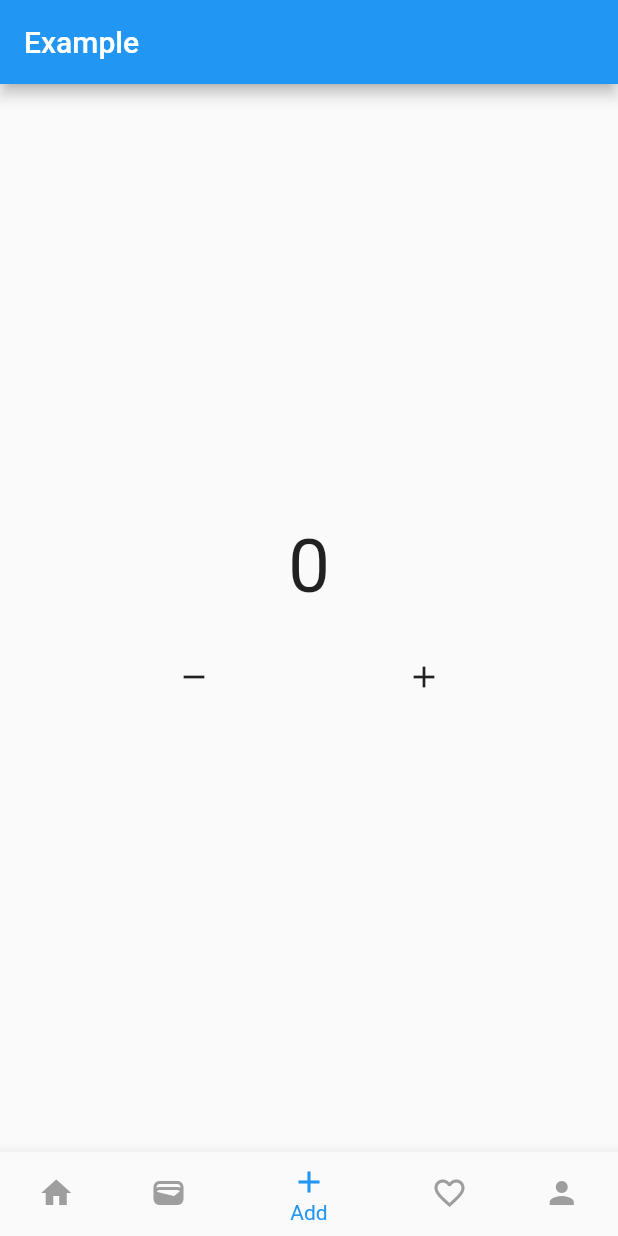
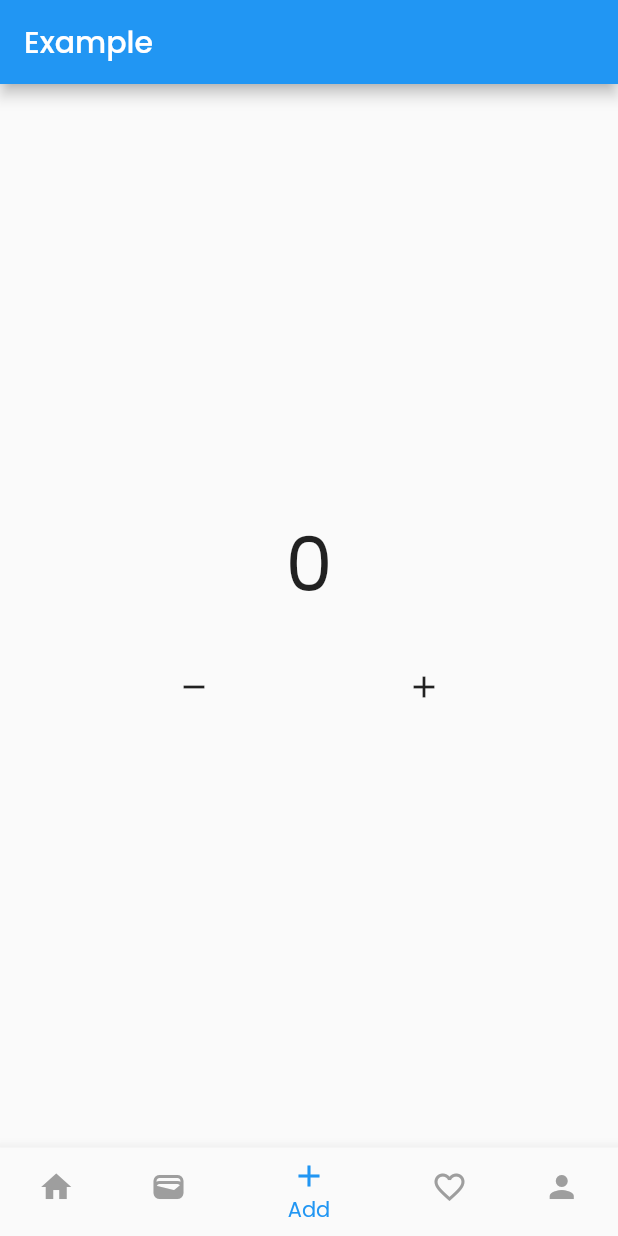
Before and after one commit to IDScript/budgetin, a Flutter app: the screen it shows after launch, item 3 of the bottom bar chosen, on a phone screen of 412 x 824 dp. Run offline on Flutter 3.47's test engine with Material 2 defaults, Android fonts, the phone set to English and light mode, and no system bars; our stand-ins replace bloc, flutter_bloc; missing offline and left inert: window_size.

Commit message:
add: Themes config

```diff
--- /dev/null
+++ b/app/lib/config/themes.dart
@@ -0,0 +1,15 @@
+import 'package:flutter/material.dart';
+
+ThemeData lightTheme() {
+  return ThemeData(
+    fontFamily: 'Poppins',
+    brightness: Brightness.light,
+  );
+}
+
+ThemeData darkTheme() {
+  return ThemeData(
+    fontFamily: 'Poppins',
+    brightness: Brightness.dark,
+  );
+}
--- a/app/lib/main.dart
+++ b/app/lib/main.dart
@@ -4,6 +4,7 @@ import 'package:flutter/material.dart';
 import 'package:window_size/window_size.dart';
 
 import 'config/routes.dart';
+import 'config/themes.dart';
 
 void main() {
   WidgetsFlutterBinding.ensureInitialized();
@@ -21,6 +22,8 @@ class MyApp extends StatelessWidget {
   @override
   Widget build(BuildContext context) {
     return MaterialApp(
+      theme: lightTheme(),
+      darkTheme: darkTheme(),
       debugShowCheckedModeBanner: false,
       initialRoute: '/',
       onGenerateRoute: RouteGenerator().generateRoute,
```
